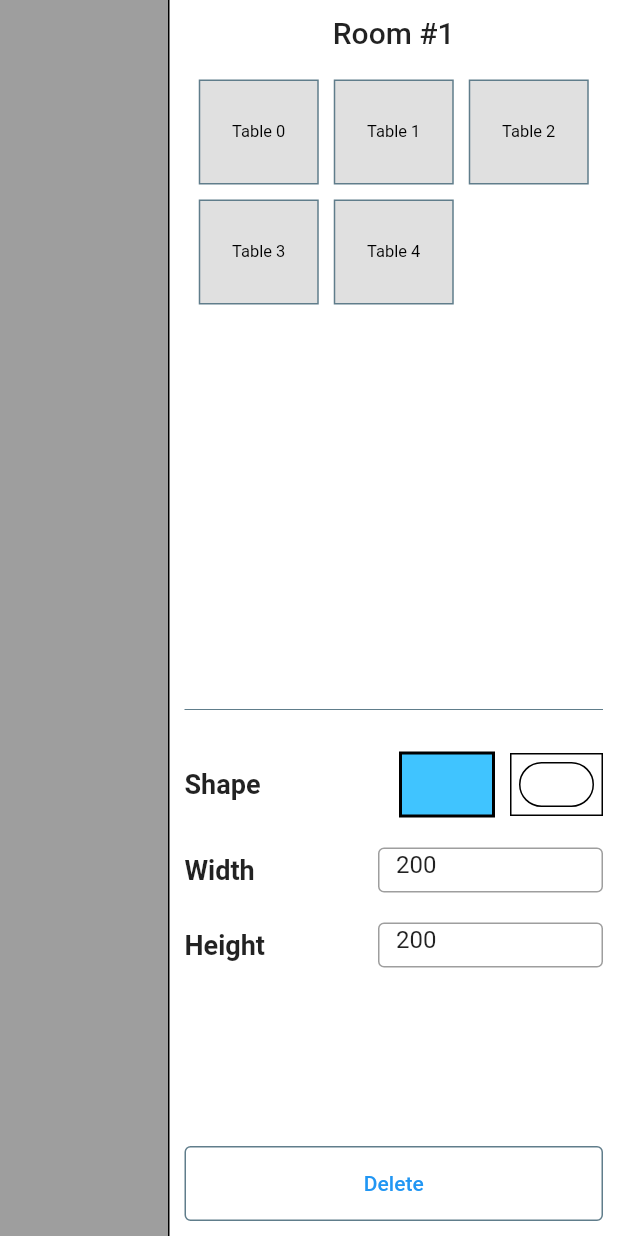
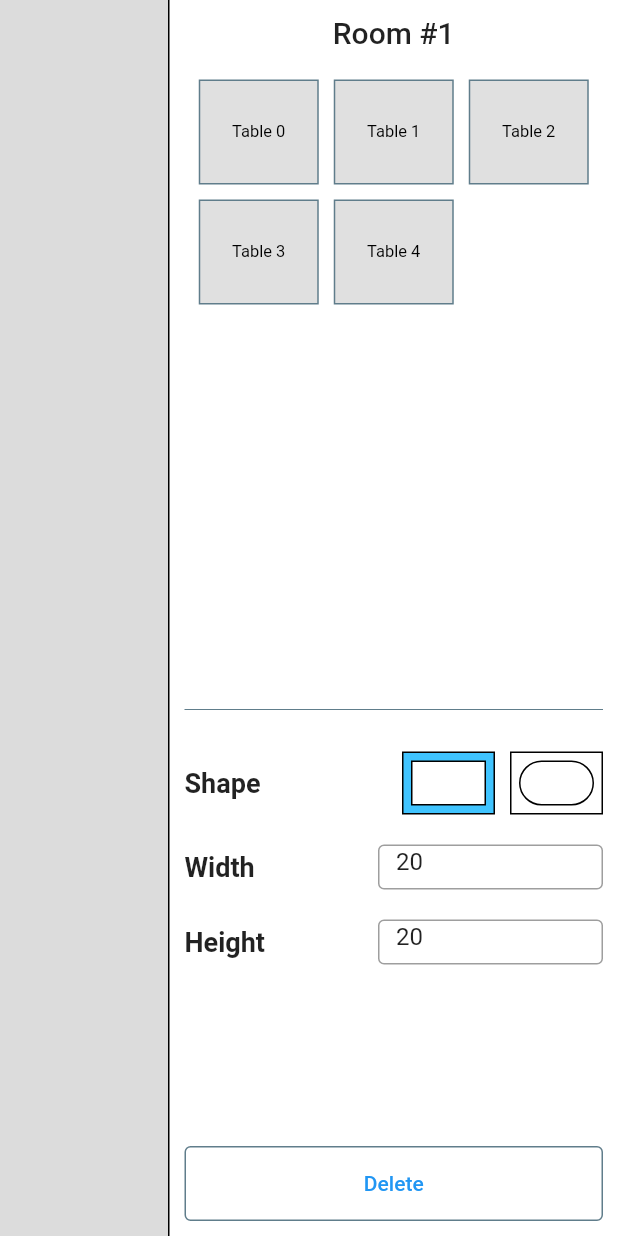
Before and after one commit to shohibexlab/table_layout_demo, a Flutter app: the screen it shows after launch, after a tap on an icon or button, on a phone screen of 412 x 824 dp. Run offline on Flutter 3.47's test engine with Material 2 defaults, Android fonts, the phone set to English and light mode, and no system bars; our stand-ins replace get.

Commit message:
Fix page grid sizes to calculate each cell

```diff
--- a/lib/canvas_controller.dart
+++ b/lib/canvas_controller.dart
@@ -3,6 +3,7 @@ import 'package:get/get.dart';
 import 'package:table_layout_demo/constants.dart';
 import 'package:table_layout_demo/table/table_controller.dart';
 import 'package:table_layout_demo/table/table_widget.dart';
+import 'package:table_layout_demo/utils.dart';
 
 class CanvasController extends GetxController {
   static CanvasController get to => Get.find();
@@ -27,7 +28,7 @@ class CanvasController extends GetxController {
     }
     _setSelectedTable = ctr;
     _tables.add(TableWidget(controller: ctr));
-    selectTable(ctr);
+    selectTable(ctr, swap: false);
     update([
       Constants.defaultGridConstants.gridCanvasId,
       Constants.defaultGridConstants.gridSidebarBarTableListId
@@ -73,10 +74,22 @@ class CanvasController extends GetxController {
     }
   }
 
-  void selectTable(TableController ctr) {
+  void selectTable(TableController ctr, {bool swap = true}) {
     _setSelectedTable = ctr;
-    heightTEC.text = ctr.getSize.height.toString();
-    widthTEC.text = ctr.getSize.width.toString();
+    heightTEC.text = ctr.getSizeAsCellIndex.height.toString();
+    widthTEC.text = ctr.getSizeAsCellIndex.width.toString();
+    // if (swap && tables.length >= 2) {
+    //   final indexOf1 = tables.indexOf(tables.firstWhere(
+    //       (element) => element.controller.value.key == ctr.value.key));
+    //   print('indexOf1: $indexOf1');
+    //   if (getSelectedTable != null &&
+    //       tables.indexOf(tables.firstWhere((element) =>
+    //               element.controller.value.key == ctr.value.key)) !=
+    //           0) {
+    //     List<TableWidget> l = Utils.swapList<TableWidget>(tables, 1, 0);
+    //     _tables.assignAll(l);
+    //   }
+    // }
     update([
       Constants.defaultGridConstants.gridCanvasId,
       Constants.defaultGridConstants.gridCanvasTableId,
--- a/lib/constants.dart
+++ b/lib/constants.dart
@@ -3,6 +3,8 @@ import 'package:flutter/material.dart';
 class Constants {
   static const defaultCanvasPadding = 60.0;
   static const double defaultGridInterval = 100;
+  static int get defaultGridSubdivision =>
+      defaultGridInterval ~/ 10; // Makes 1 cell 10 pixels
   static Size _defaultGridCellSize = const Size(10, 10);
   static Size get defaultGridCellSize => _defaultGridCellSize;
   static set setDefaultGridCellSize(Size size) => _defaultGridCellSize = size;
--- a/lib/main.dart
+++ b/lib/main.dart
@@ -19,12 +19,13 @@ class Homepage extends StatelessWidget {
   @override
   Widget build(BuildContext context) {
     return Scaffold(
-      backgroundColor: Colors.grey,
+      backgroundColor: Colors.black12,
       body: Row(
         children: [
           Container(
             padding: const EdgeInsets.all(Constants.defaultCanvasPadding),
-            width: MediaQuery.of(context).size.width - 300,
+            width: MediaQuery.of(context).size.width -
+                Constants.defaultSidebarWidth,
             height: MediaQuery.of(context).size.height,
             child: const GridCanvas(),
           ),
--- a/lib/sidebar_widget.dart
+++ b/lib/sidebar_widget.dart
@@ -99,23 +99,11 @@ class SidebarWidget extends StatelessWidget {
           controller.getSelectedTable?.controller.getTableShape == shape;
       final decoration = BoxDecoration(
         color: isSelected ? Colors.lightBlueAccent : Colors.white,
-        border: Border.all(color: Colors.black, width: isSelected ? 2 : 1),
+        border: Border.all(color: Colors.black, width: isSelected ? 1 : 1),
       );
       switch (shape) {
         case TableShape.rectangle:
-          return GestureDetector(
-            onTap: onTap,
-            child: Container(
-              decoration: decoration,
-              padding: const EdgeInsets.all(5),
-              child: const SizedBox(
-                width: 50,
-                height: 30,
-              ),
-            ),
-          );
-        case TableShape.circle:
-          return GestureDetector(
+          return InkWell(
             onTap: onTap,
             child: Container(
               decoration: decoration,
@@ -124,6 +112,23 @@ class SidebarWidget extends StatelessWidget {
                 width: 50,
                 height: 30,
                 decoration: BoxDecoration(
+                  color: Colors.white,
+                  border: Border.all(color: Colors.black),
+                ),
+              ),
+            ),
+          );
+        case TableShape.circle:
+          return InkWell(
+            onTap: onTap,
+            child: Container(
+              decoration: decoration,
+              padding: const EdgeInsets.all(5),
+              child: Container(
+                width: 50,
+                height: 30,
+                decoration: BoxDecoration(
+                  color: Colors.white,
                   border: Border.all(color: Colors.black),
                   borderRadius: const BorderRadius.all(Radius.circular(18)),
                 ),
@@ -231,19 +236,5 @@ class SidebarWidget extends StatelessWidget {
             ),
           )),
     );
-    return GestureDetector(
-      onTap: () {
-        CanvasController.to.addTable(TableController(tableName: title));
-      },
-      child: Container(
-        width: 80,
-        height: 70,
-        decoration: BoxDecoration(
-          border: Border.all(color: Colors.blueGrey),
-          color: Colors.black12,
-        ),
-        child: Center(child: Text(title)),
-      ),
-    );
   }
 }
--- a/lib/table/custom_draggable_widget.dart
+++ b/lib/table/custom_draggable_widget.dart
@@ -11,7 +11,7 @@ class CustomDraggableWidget extends StatelessWidget {
     bool isSelected = table.controller.getIsSelected;
     if (isSelected) {
       return Draggable(
-          onDraggableCanceled: (__, offset) => onDraggableCanceled(offset),
+          onDragEnd: onDragEnd,
           onDragStarted: onDragStarted,
           feedback: Material(color: Colors.transparent, child: table),
           child: table);
@@ -29,7 +29,7 @@ class CustomDraggableWidget extends StatelessWidget {
 
   void onDragStarted() {}
 
-  void onDraggableCanceled(Offset o, {Velocity? v}) {
-    table.controller.changePosition(o);
+  void onDragEnd(DraggableDetails o) {
+    table.controller.changePosition(o.offset);
   }
 }
--- a/lib/table/grid_canvas_widget.dart
+++ b/lib/table/grid_canvas_widget.dart
@@ -15,12 +15,16 @@ class GridCanvas extends StatelessWidget {
         child: DecoratedBox(
           decoration: const BoxDecoration(
             color: Colors.white,
+            // image: DecorationImage(
+            //   image: AssetImage('assets/images/room.png'),
+            //   fit: BoxFit.cover,
+            // ),
           ),
           child: GridPaper(
             divisions: 2,
-            color: Colors.black26,
+            color: Colors.transparent, //black12
             interval: Constants.defaultGridInterval,
-            subdivisions: 5,
+            subdivisions: Constants.defaultGridSubdivision,
             child: Stack(
               children: [
                 if (ctr.tables.isEmpty)
@@ -29,6 +33,7 @@ class GridCanvas extends StatelessWidget {
                     'Add tables',
                     style: Theme.of(context).textTheme.headline1,
                   )),
+                //Handles the outside click to deselect the selected table
                 GestureDetector(
                     onTap: ctr.clearSelectedTable,
                     child: Container(color: Colors.transparent)),
--- a/lib/table/table_controller.dart
+++ b/lib/table/table_controller.dart
@@ -172,6 +172,11 @@ class TableController extends ValueNotifier<TableData> {
         );
 
   Size get getSize => value.size!;
+  Size get getSizeAsCellIndex => Size(
+        getSize.width / Constants.defaultGridCellSize.width,
+        getSize.height / Constants.defaultGridCellSize.height,
+      );
+
   Offset get getOffset => value.offset!;
 
   bool get getIsSelected => value.getIsSelected;
@@ -184,8 +189,15 @@ class TableController extends ValueNotifier<TableData> {
   set setIsSelected(bool isSelected) =>
       value = value.copyWith(isSelected: isSelected);
 
-  void setSize({double? width, double? height}) {
-    value = value.copyWith(width: width, height: height);
+  void setSize({double? width, double? height, bool isAsCellIndex = false}) {
+    if (isAsCellIndex) {
+      value = value.copyWith(
+        width: width! * Constants.defaultGridCellSize.width,
+        height: height! * Constants.defaultGridCellSize.height,
+      );
+    } else {
+      value = value.copyWith(width: width, height: height);
+    }
   }
 
   void changeShape(TableShape shape) {
--- a/lib/table/table_widget.dart
+++ b/lib/table/table_widget.dart
@@ -1,4 +1,3 @@
-import 'package:flutter/foundation.dart';
 import 'package:flutter/material.dart';
 import 'package:get/get.dart';
 import 'package:table_layout_demo/canvas_controller.dart';
@@ -25,7 +24,6 @@ class TableWidget extends StatelessWidget {
 
   @override
   Widget build(BuildContext context) {
-    print(controller.toString());
     return GetBuilder<CanvasController>(
         id: Constants.defaultGridConstants.gridCanvasTableId,
         builder: (ctr) {
```
Also changed, not shown: lib/general_table_controller.dart (+7 -2 lines), lib/utils.dart (added, +9 -0 lines).
